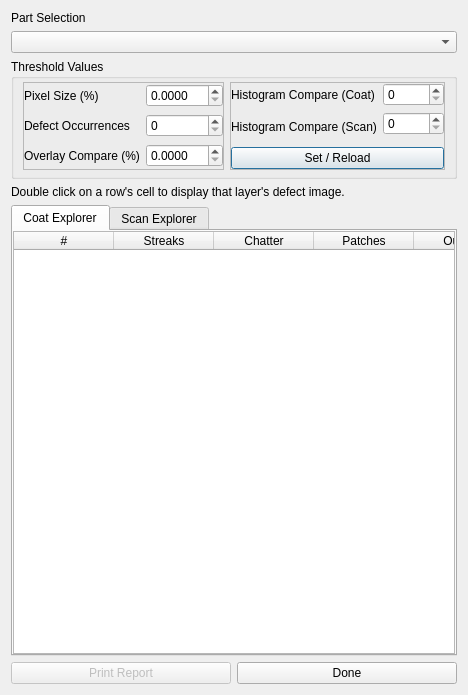
This is gui/dialogDefectReports.ui in Spinarakk/defectmonitor as Qt 5 draws it before an edit. The edited form follows.
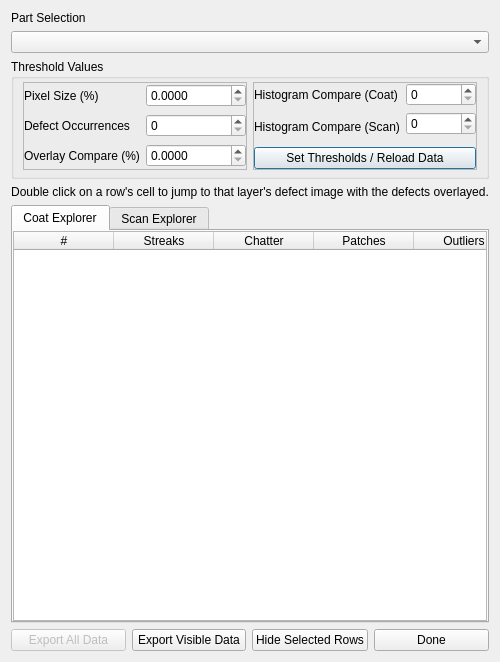
This is the edited form.

Commit message: - Fixed an issue with the SliceConverter running processes - Added Export (to .csv) buttons to the Defect Reports window - Added a Hide Selected button to the Defect Reports window that will hide any of the selected rows from the currently displayed table - Implemented code that will write the current report data to a .csv file - Implemented hiding of selected layer rows

```diff
--- a/gui/dialogDefectReports.ui
+++ b/gui/dialogDefectReports.ui
@@ -6,22 +6,15 @@
    <rect>
     <x>0</x>
     <y>0</y>
-    <width>420</width>
-    <height>695</height>
+    <width>453</width>
+    <height>662</height>
    </rect>
   </property>
   <property name="windowTitle">
    <string>Defect Reports</string>
   </property>
   <layout class="QGridLayout" name="gridLayout">
-   <item row="0" column="0">
-    <widget class="QLabel" name="labelParts">
-     <property name="text">
-      <string>Part Selection</string>
-     </property>
-    </widget>
-   </item>
-   <item row="2" column="0" colspan="2">
+   <item row="2" column="1" colspan="4">
     <widget class="QGroupBox" name="groupThresholdValues">
      <property name="title">
       <string>Threshold Values</string>
@@ -199,7 +192,7 @@
             <string>Click to set modified threshold values and/or reload the reports.</string>
            </property>
            <property name="text">
-            <string>Set / Reload</string>
+            <string>Set Thresholds / Reload Data</string>
            </property>
           </widget>
          </item>
@@ -209,14 +202,27 @@
      </layout>
     </widget>
    </item>
-   <item row="3" column="0" colspan="2">
+   <item row="5" column="4">
+    <widget class="QPushButton" name="pushDone">
+     <property name="text">
+      <string>Done</string>
+     </property>
+    </widget>
+   </item>
+   <item row="3" column="1" colspan="4">
     <widget class="QLabel" name="labelInformation">
      <property name="text">
-      <string>Double click on a row's cell to display that layer's defect image.</string>
+      <string>Double click on a row's cell to jump to that layer's defect image with the defects overlayed.</string>
+     </property>
+     <property name="alignment">
+      <set>Qt::AlignCenter</set>
      </property>
     </widget>
    </item>
-   <item row="4" column="0" colspan="2">
+   <item row="1" column="1" colspan="4">
+    <widget class="QComboBox" name="comboParts"/>
+   </item>
+   <item row="4" column="1" colspan="4">
     <widget class="QTabWidget" name="widgetReports">
      <property name="currentIndex">
       <number>0</number>
@@ -354,25 +360,42 @@
      </widget>
     </widget>
    </item>
-   <item row="5" column="0">
-    <widget class="QPushButton" name="pushPrint">
+   <item row="0" column="1">
+    <widget class="QLabel" name="labelParts">
+     <property name="text">
+      <string>Part Selection</string>
+     </property>
+    </widget>
+   </item>
+   <item row="5" column="1">
+    <widget class="QPushButton" name="pushExportAll">
      <property name="enabled">
       <bool>false</bool>
      </property>
      <property name="text">
-      <string>Print Report</string>
+      <string>Export All Data</string>
      </property>
     </widget>
    </item>
-   <item row="5" column="1">
-    <widget class="QPushButton" name="pushDone">
+   <item row="5" column="2">
+    <widget class="QPushButton" name="pushExportVisible">
+     <property name="toolTip">
+      <string>Export the currently visible table data to a .csv file.</string>
+     </property>
      <property name="text">
-      <string>Done</string>
+      <string>Export Visible Data</string>
      </property>
     </widget>
    </item>
-   <item row="1" column="0" colspan="2">
-    <widget class="QComboBox" name="comboParts"/>
+   <item row="5" column="3">
+    <widget class="QPushButton" name="pushHideSelected">
+     <property name="toolTip">
+      <string>Hide the selected layers from the currently displayed table.</string>
+     </property>
+     <property name="text">
+      <string>Hide Selected Rows</string>
+     </property>
+    </widget>
    </item>
   </layout>
  </widget>
```
Left out of the diff: 7 changed lines with no effect on the pictures. The commit also changes 5 other files.
